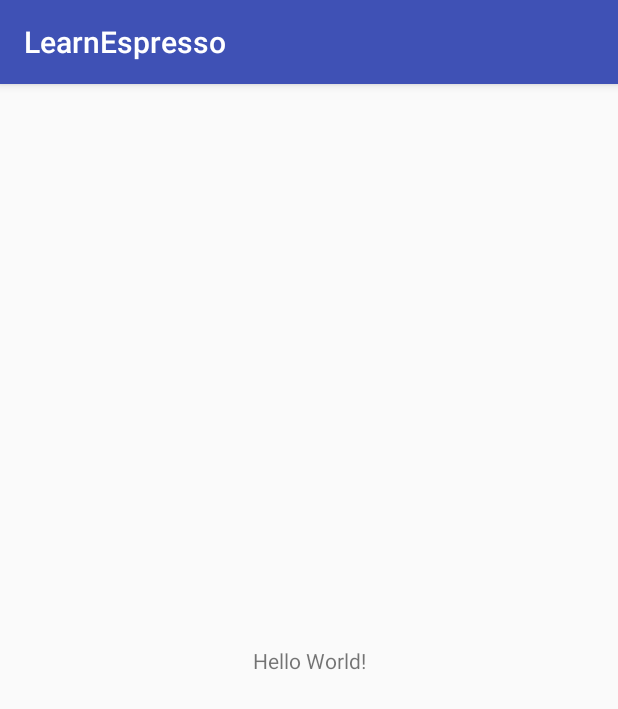
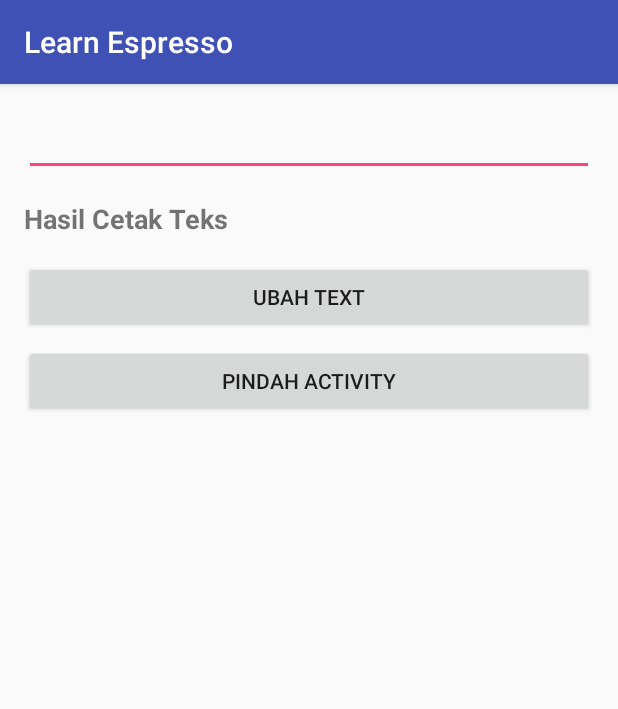
Before and after one commit to gungunpriatna/LearnEspresso, an Android app: the screen it shows after launch (MainActivity), on a phone screen of 412 x 824 dp. Shown: the top 709 px of the screen. Run offline under Robolectric (Android 15) with nearby library versions, the phone set to English and light mode, and no system bars.

Commit message:
add espresso test

```diff
--- a/app/build.gradle
+++ b/app/build.gradle
@@ -25,4 +25,6 @@ dependencies {
     testImplementation 'junit:junit:4.12'
     androidTestImplementation 'com.android.support.test:runner:1.0.2'
     androidTestImplementation 'com.android.support.test.espresso:espresso-core:3.0.2'
+    androidTestImplementation 'com.android.support.test:rules:1.0.2'
+    androidTestImplementation 'com.android.support.test:runner:1.0.2'
 }
--- a/app/src/main/AndroidManifest.xml
+++ b/app/src/main/AndroidManifest.xml
@@ -16,6 +16,7 @@
                 <category android:name="android.intent.category.LAUNCHER" />
             </intent-filter>
         </activity>
+        <activity android:name=".SecondActivity"></activity>
     </application>
 
 </manifest>
--- a/app/src/main/java/me/gungunpriatna/learnespresso/MainActivity.java
+++ b/app/src/main/java/me/gungunpriatna/learnespresso/MainActivity.java
@@ -1,13 +1,48 @@
 package me.gungunpriatna.learnespresso;
 
+import android.content.Intent;
 import android.support.v7.app.AppCompatActivity;
 import android.os.Bundle;
+import android.view.View;
+import android.widget.Button;
+import android.widget.EditText;
+import android.widget.TextView;
 
-public class MainActivity extends AppCompatActivity {
+public class MainActivity extends AppCompatActivity
+implements View.OnClickListener {
+
+    EditText edtText;
+    Button btnChangeText, btnSwitchActivity;
+    TextView tvPrintedText;
 
     @Override
     protected void onCreate(Bundle savedInstanceState) {
         super.onCreate(savedInstanceState);
         setContentView(R.layout.activity_main);
+
+        getSupportActionBar().setTitle("Learn Espresso");
+        edtText = (EditText)findViewById(R.id.edt_text);
+        btnChangeText = (Button)findViewById(R.id.btn_change_text);
+        btnSwitchActivity = (Button)findViewById(R.id.btn_swicth_activity);
+        tvPrintedText = (TextView)findViewById(R.id.tv_printed_text);
+        btnChangeText.setOnClickListener(this);
+        btnSwitchActivity.setOnClickListener(this);
+    }
+
+    @Override
+    public void onClick(View view) {
+        switch (view.getId()){
+            case R.id.btn_change_text:
+                edtText.setText("Lalala");
+                String input = edtText.getText().toString().trim();
+                tvPrintedText.setText(input);
+                break;
+            case R.id.btn_swicth_activity:
+                String text = edtText.getText().toString().trim();
+                Intent intent = new Intent(this, SecondActivity.class);
+                intent.putExtra(SecondActivity.EXTRA_INPUT, text);
+                startActivity(intent);
+                break;
+        }
     }
 }
--- a/app/src/main/res/layout/activity_main.xml
+++ b/app/src/main/res/layout/activity_main.xml
@@ -1,18 +1,38 @@
 <?xml version="1.0" encoding="utf-8"?>
-<android.support.constraint.ConstraintLayout xmlns:android="http://schemas.android.com/apk/res/android"
-    xmlns:app="http://schemas.android.com/apk/res-auto"
+<LinearLayout xmlns:android="http://schemas.android.com/apk/res/android"
     xmlns:tools="http://schemas.android.com/tools"
+    android:id="@+id/activity_main"
     android:layout_width="match_parent"
     android:layout_height="match_parent"
+    android:paddingBottom="@dimen/activity_vertical_margin"
+    android:paddingLeft="@dimen/activity_horizontal_margin"
+    android:paddingRight="@dimen/activity_horizontal_margin"
+    android:paddingTop="@dimen/activity_vertical_margin"
+    android:orientation="vertical"
     tools:context=".MainActivity">
-
+    <EditText
+        android:id="@+id/edt_text"
+        android:layout_width="match_parent"
+        android:layout_height="wrap_content"
+        android:maxLines="1"
+        android:layout_marginBottom="@dimen/activity_vertical_margin"/>
     <TextView
-        android:layout_width="wrap_content"
+        android:id="@+id/tv_printed_text"
+        android:layout_width="match_parent"
         android:layout_height="wrap_content"
-        android:text="Hello World!"
-        app:layout_constraintBottom_toBottomOf="parent"
-        app:layout_constraintLeft_toLeftOf="parent"
-        app:layout_constraintRight_toRightOf="parent"
-        app:layout_constraintTop_toTopOf="parent" />
-
-</android.support.constraint.ConstraintLayout>
+        android:textSize="18sp"
+        android:textStyle="bold"
+        android:text="@string/hasil_cetak_teks"
+        android:layout_marginBottom="@dimen/activity_vertical_margin"/>
+    <Button
+        android:id="@+id/btn_change_text"
+        android:layout_width="match_parent"
+        android:layout_height="wrap_content"
+        android:text="@string/ubah_text"
+        android:layout_marginBottom="8dp"/>
+    <Button
+        android:id="@+id/btn_swicth_activity"
+        android:layout_width="match_parent"
+        android:layout_height="wrap_content"
+        android:text="@string/pindah_activity"/>
+</LinearLayout>
--- /dev/null
+++ b/app/src/main/res/values/dimens.xml
@@ -0,0 +1,5 @@
+<?xml version="1.0" encoding="utf-8"?>
+<resources>
+    <dimen name="activity_vertical_margin">16dp</dimen>
+    <dimen name="activity_horizontal_margin">16dp</dimen>
+</resources>
--- a/app/src/main/res/values/strings.xml
+++ b/app/src/main/res/values/strings.xml
@@ -1,3 +1,7 @@
 <resources>
     <string name="app_name">LearnEspresso</string>
+    <string name="hasil_cetak_teks">Hasil Cetak Teks</string>
+    <string name="ubah_text">Ubah Text</string>
+    <string name="pindah_activity">Pindah Activity</string>
+    <string name="result_view">Result View</string>
 </resources>
```
Also changed, not shown: app/src/main/java/me/gungunpriatna/learnespresso/SecondActivity.java (added, +33 -0 lines), app/src/main/res/layout/activity_second.xml (added, +17 -0 lines), 1 other file.
